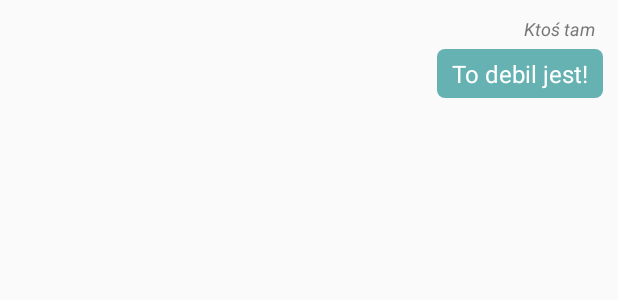
After one commit to mglowinski/chat-mobile-app-socket-io, an Android app: the layout item_message_out.xml on its own in the app's theme, with its tools: preview values and no code run, on a phone screen of 412 x 824 dp. The commit adds this screen. Shown: the top 300 px of the screen. Run offline under Robolectric (Android 15) with nearby library versions, the phone set to English and light mode, and no system bars.

Commit message:
add: - layout for incoming message - layout for outgoing message
this views will be handle in chat when message will be sent and when the message will be received

```diff
--- /dev/null
+++ b/app/src/main/res/drawable/message_out_background.xml
@@ -0,0 +1,13 @@
+<?xml version="1.0" encoding="utf-8"?>
+<shape xmlns:android="http://schemas.android.com/apk/res/android"
+       android:shape="rectangle">
+
+    <solid
+            android:color="@color/msg_out">
+    </solid>
+
+    <corners
+            android:radius="5dp">
+    </corners>
+
+</shape>
--- /dev/null
+++ b/app/src/main/res/layout/item_message_out.xml
@@ -0,0 +1,35 @@
+<?xml version="1.0" encoding="utf-8"?>
+<LinearLayout xmlns:android="http://schemas.android.com/apk/res/android"
+              android:layout_width="match_parent"
+              android:layout_height="match_parent"
+              android:gravity="end"
+              android:orientation="vertical"
+              android:paddingBottom="5dp"
+              android:paddingEnd="10dp"
+              android:paddingTop="5dp">
+
+    <TextView
+            android:id="@+id/labelMsgFrom"
+            android:layout_width="wrap_content"
+            android:layout_height="wrap_content"
+            android:padding="5dp"
+            android:text="Ktoś tam"
+            android:textColor="@color/label_msg_from_name"
+            android:textSize="12sp"
+            android:textStyle="italic"/>
+
+    <TextView
+            android:id="@+id/textViewMsgOut"
+            android:layout_width="wrap_content"
+            android:layout_height="wrap_content"
+            android:layout_marginStart="80dp"
+            android:text="To debil jest!"
+            android:background="@drawable/message_out_background"
+            android:paddingBottom="5dp"
+            android:paddingLeft="10dp"
+            android:paddingRight="10dp"
+            android:paddingTop="5dp"
+            android:textColor="@color/white"
+            android:textSize="16sp"/>
+
+</LinearLayout>
--- a/app/src/main/res/values/colors.xml
+++ b/app/src/main/res/values/colors.xml
@@ -7,13 +7,13 @@
     <color name="body_background">#e8e8e8</color>
     <color name="body_background_green">#82e783</color>
     <color name="server_status_bar">#2b2b2b</color>
-    <color name="title_gray">#434343</color>
+    <color name="msg_from_text">#434343</color>
     <color name="white">#ffffff</color>
-    <color name="bg_msg_you">#5eb964</color>
-    <color name="bg_msg_from">#e5e7eb</color>
+    <color name="msg_out">#66b2b2</color>
+    <color name="msg_from">#e5e7eb</color>
     <color name="msg_border_color">#a1a1a1</color>
     <color name="bg_btn_join">#1e6258</color>
     <color name="bg_msg_input">#e8e8e8</color>
     <color name="text_msg_input">#626262</color>
-    <color name="lblFromName">#777777</color>
+    <color name="label_msg_from_name">#777777</color>
 </resources>
```
Also changed, not shown: app/src/main/res/drawable/message_from_background.xml (added, +13 -0 lines), app/src/main/res/layout/item_message_from.xml (added, +34 -0 lines).
